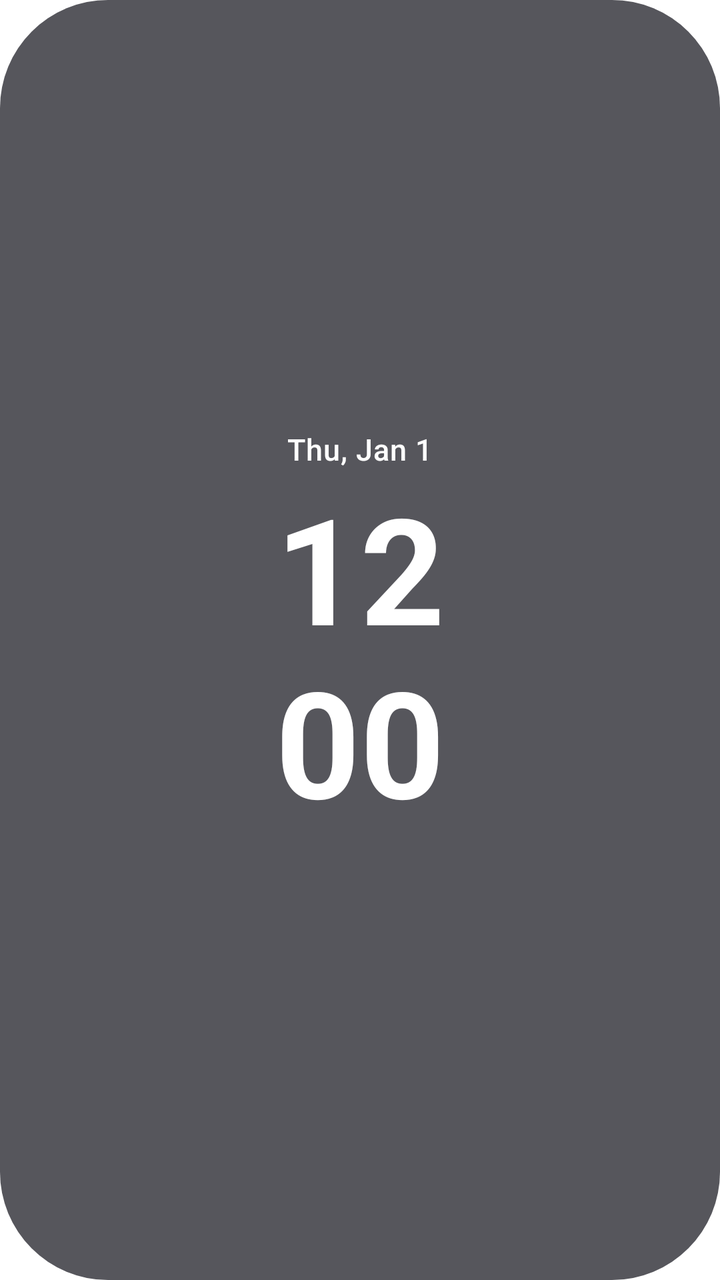
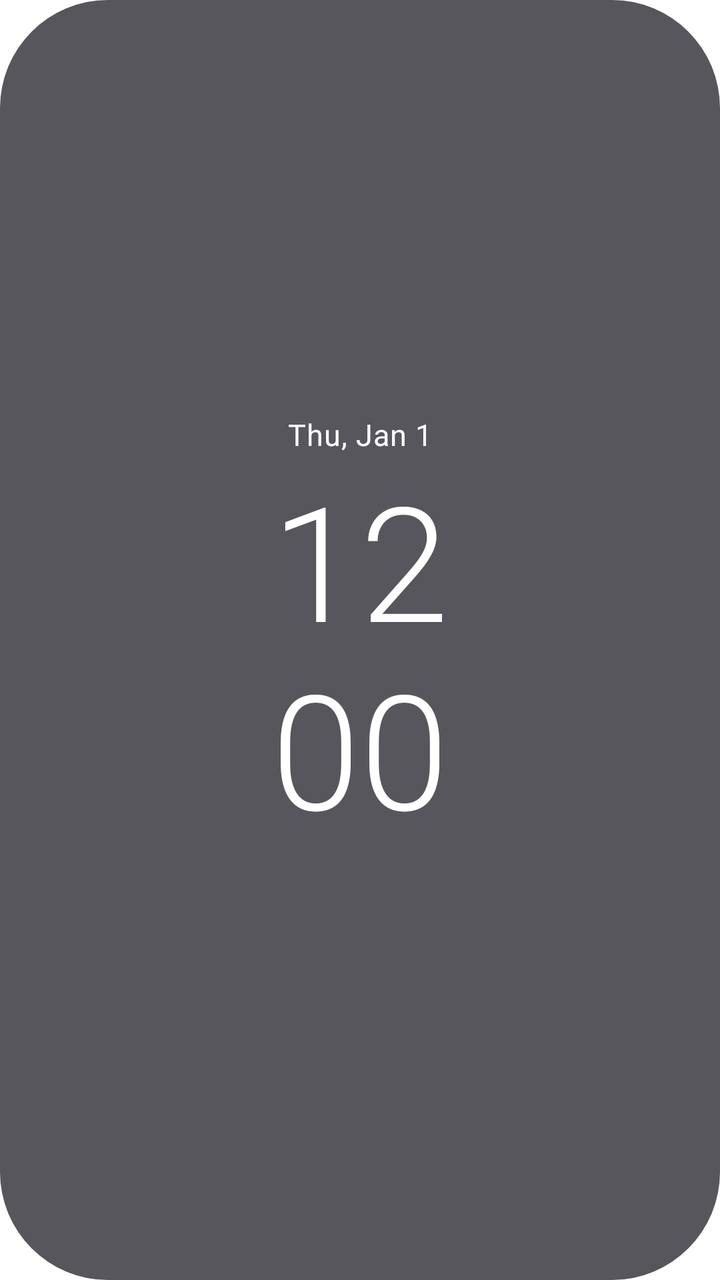

Screens rendered from an Android XML layout before and after an edit, with the pre-edit source and the edit as a unified diff.
<!-- AndroidManifest.xml: fallback theme Theme.MaterialComponents.DayNight.NoActionBar -->
<!-- res/layout/clock_widget.xml -->
<?xml version="1.0" encoding="utf-8"?>
<LinearLayout xmlns:android="http://schemas.android.com/apk/res/android"
  android:layout_width="wrap_content" android:layout_height="wrap_content"
  android:orientation="vertical" android:gravity="center"
  android:background="@drawable/clock_pill"
  android:paddingLeft="44dp" android:paddingRight="44dp" android:paddingTop="24dp" android:paddingBottom="30dp">
  <TextClock android:id="@+id/date" android:layout_width="wrap_content" android:layout_height="wrap_content"
    android:format12Hour="EEE, MMM d" android:format24Hour="EEE, MMM d" android:textSize="15sp"
    android:textColor="#FFFFFFFF" android:fontFamily="sans-serif-medium" android:letterSpacing="0.02"
    android:includeFontPadding="false" android:layout_marginBottom="10dp"/>
  <TextClock android:id="@+id/hour" android:layout_width="wrap_content" android:layout_height="wrap_content"
    android:format12Hour="hh" android:format24Hour="HH" android:textSize="74sp"
    android:textColor="#FFFFFFFF" android:fontFamily="sans-serif" android:textStyle="bold"
    android:includeFontPadding="false"/>
  <TextClock android:id="@+id/minute" android:layout_width="wrap_content" android:layout_height="wrap_content"
    android:format12Hour="mm" android:format24Hour="mm" android:textSize="74sp"
    android:textColor="#FFFFFFFF" android:fontFamily="sans-serif" android:textStyle="bold"
    android:includeFontPadding="false"/>
</LinearLayout>
<!-- resources referenced by this layout -->
<resources>
  <!-- drawable clock_pill (drawable) -->
  <?xml version="1.0" encoding="utf-8"?>
  <shape xmlns:android="http://schemas.android.com/apk/res/android" android:shape="rectangle">
      <solid android:color="#CC2C2C34"/>
      <corners android:radius="54dp"/>
  </shape>
</resources>

<!-- the commit's change to res/layout/clock_widget.xml (unified diff, before → after) -->
@@ -3,17 +3,17 @@
   android:layout_width="wrap_content" android:layout_height="wrap_content"
   android:orientation="vertical" android:gravity="center"
   android:background="@drawable/clock_pill"
-  android:paddingLeft="44dp" android:paddingRight="44dp" android:paddingTop="24dp" android:paddingBottom="30dp">
+  android:paddingLeft="40dp" android:paddingRight="40dp" android:paddingTop="22dp" android:paddingBottom="28dp">
   <TextClock android:id="@+id/date" android:layout_width="wrap_content" android:layout_height="wrap_content"
     android:format12Hour="EEE, MMM d" android:format24Hour="EEE, MMM d" android:textSize="15sp"
-    android:textColor="#FFFFFFFF" android:fontFamily="sans-serif-medium" android:letterSpacing="0.02"
+    android:textColor="#FFFFFFFF" android:fontFamily="sans-serif" android:letterSpacing="0.02"
     android:includeFontPadding="false" android:layout_marginBottom="10dp"/>
   <TextClock android:id="@+id/hour" android:layout_width="wrap_content" android:layout_height="wrap_content"
-    android:format12Hour="hh" android:format24Hour="HH" android:textSize="74sp"
-    android:textColor="#FFFFFFFF" android:fontFamily="sans-serif" android:textStyle="bold"
+    android:format12Hour="hh" android:format24Hour="HH" android:textSize="80sp"
+    android:textColor="#FFFFFFFF" android:fontFamily="sans-serif-light"
     android:includeFontPadding="false"/>
   <TextClock android:id="@+id/minute" android:layout_width="wrap_content" android:layout_height="wrap_content"
-    android:format12Hour="mm" android:format24Hour="mm" android:textSize="74sp"
-    android:textColor="#FFFFFFFF" android:fontFamily="sans-serif" android:textStyle="bold"
+    android:format12Hour="mm" android:format24Hour="mm" android:textSize="80sp"
+    android:textColor="#FFFFFFFF" android:fontFamily="sans-serif-light"
     android:includeFontPadding="false"/>
 </LinearLayout>
